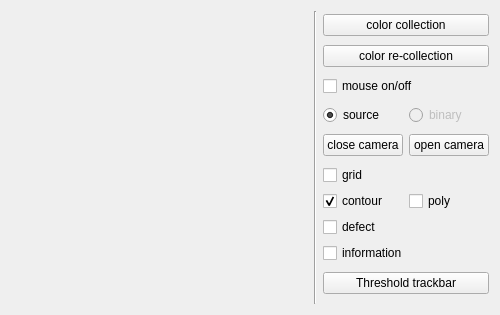
Qt form frame.ui (LHIOUI/hand-gesture-detection) before a commit.
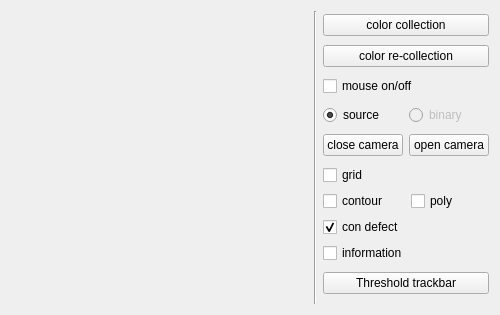
The same form after that commit.

The edit to the form file:
```diff
--- a/frame.ui
+++ b/frame.ui
@@ -132,7 +132,7 @@
           <string>contour</string>
          </property>
          <property name="checked">
-          <bool>true</bool>
+          <bool>false</bool>
          </property>
         </widget>
        </item>
@@ -149,10 +149,10 @@
        <item row="2" column="0">
         <widget class="QCheckBox" name="checkBoxDefect">
          <property name="text">
-          <string>defect</string>
+          <string>con defect</string>
          </property>
          <property name="checked">
-          <bool>false</bool>
+          <bool>true</bool>
          </property>
         </widget>
        </item>
```
Left out of the diff: 2 changed lines with no effect on the pictures.
